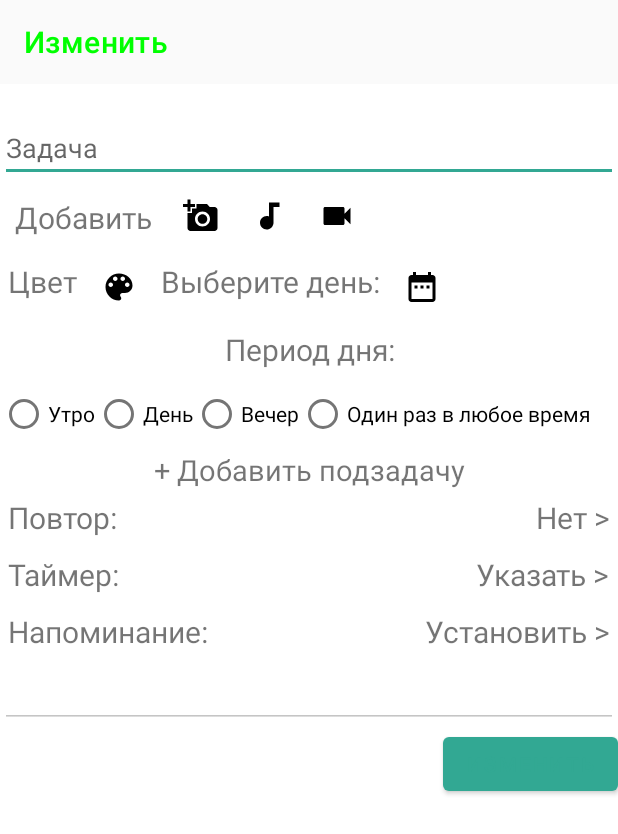
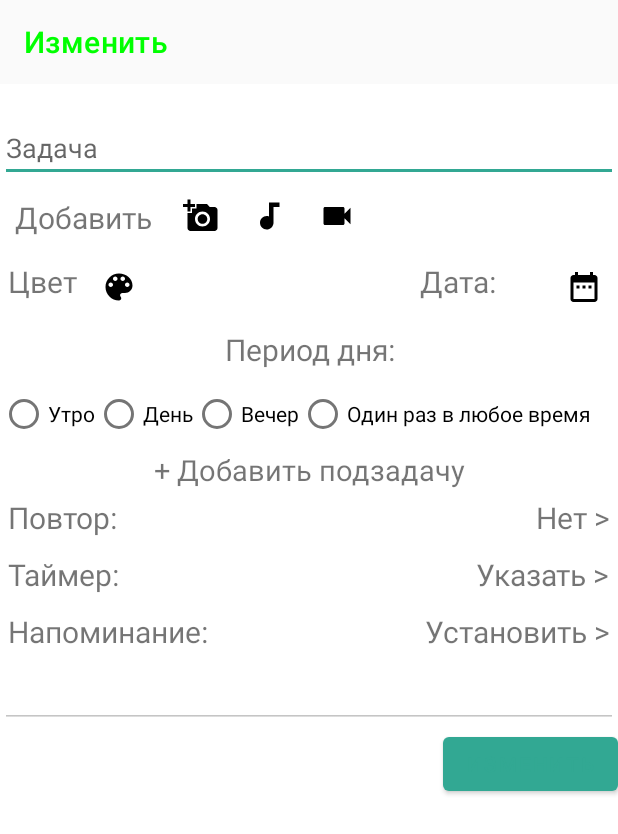
Before and after one commit to Julia5548/CasePlanning, an Android app: the fragment EditTask shown on its own in the app's theme, on a phone screen of 412 x 824 dp. Shown: the top 834 px of the screen. Run offline under Robolectric (Android 15) with nearby library versions, the phone set to English and light mode, and no system bars; our stand-ins replace ButterKnife.

Commit message:
полное добавление задачи(кроме аудио и цвета), разделение задач по дням

```diff
--- a/CasePlanning/app/src/main/java/com/example/caseplanning/CreateTask/MyViewModel.kt
+++ b/CasePlanning/app/src/main/java/com/example/caseplanning/CreateTask/MyViewModel.kt
@@ -4,32 +4,16 @@ package com.example.caseplanning.CreateTask
 import androidx.lifecycle.LiveData
 import androidx.lifecycle.MutableLiveData
 import androidx.lifecycle.ViewModel
+import com.example.caseplanning.DataBase.Day
 import com.example.caseplanning.DataBase.Task
 import com.example.caseplanning.DataBase.UriTypeTask
 
 
-class MyViewModel : ViewModel() {
+data class MyViewModel(
 
-    val mName = MutableLiveData<String>()
-    val task = MutableLiveData<Task>()
-    val uri = MutableLiveData<UriTypeTask>()
+    var mName: MutableLiveData<String> = MutableLiveData(),
+    var task: MutableLiveData<Task> = MutableLiveData(),
+    var uri: MutableLiveData<UriTypeTask> = MutableLiveData(),
+    var day : MutableLiveData<Day> = MutableLiveData()
 
-    fun setUri(uri: UriTypeTask){
-        this.uri.value = uri
-    }
-    fun getUri() : LiveData<UriTypeTask> = uri
-
-    fun setnameFolder(nameFolder: String) {
-
-        mName.value = nameFolder
-    }
-
-    fun getNameFolder(): LiveData<String> = mName
-
-    fun setTask(task: Task) {
-        this.task.value = task
-    }
-
-    fun getTask(): LiveData<Task> = task
-
-}
+) : ViewModel()
--- a/CasePlanning/app/src/main/java/com/example/caseplanning/DataBase/DataBaseTask.kt
+++ b/CasePlanning/app/src/main/java/com/example/caseplanning/DataBase/DataBaseTask.kt
@@ -41,7 +41,7 @@ class DataBaseTask {
                             val table = dataSnapshot.getValue(listTaskGenerate)
                             if (table != null) {
                                 for (task in table) {
-                                    tasks.add(Task(name = task.value.name, replay = task.value.replay, period = task.value.period))
+                                    tasks.add(Task(name = task.value.name, replay = task.value.replay, period = task.value.period, day = task.value.day))
                                 }
                             }
                         }
--- a/CasePlanning/app/src/main/java/com/example/caseplanning/EditElements/EditFolder.kt
+++ b/CasePlanning/app/src/main/java/com/example/caseplanning/EditElements/EditFolder.kt
@@ -9,7 +9,7 @@ import android.widget.Toast
 import androidx.appcompat.app.AlertDialog
 import androidx.fragment.app.FragmentActivity
 import androidx.lifecycle.ViewModelProviders
-import androidx.lifecycle.Observer;
+import androidx.lifecycle.Observer
 import com.example.caseplanning.CreateTask.MyViewModel
 import com.example.caseplanning.R
 import java.lang.Exception
@@ -41,7 +41,7 @@ class EditFolder (val context : Context?,
                 val nameNewFolder = nameFolder.text.toString()
                 Toast.makeText(context, "Наименование папки успешно изменено", Toast.LENGTH_SHORT)
                     .show()
-                pageViewModel.setnameFolder(nameNewFolder)
+                pageViewModel.mName.value = nameNewFolder
                 list[this.id] = nameNewFolder
                 adapter!!.notifyDataSetChanged()
             } catch (e: Exception) {
--- a/CasePlanning/app/src/main/java/com/example/caseplanning/EditElements/EditTask.kt
+++ b/CasePlanning/app/src/main/java/com/example/caseplanning/EditElements/EditTask.kt
@@ -67,9 +67,9 @@ class EditTask : Fragment() {
         super.onViewCreated(view, savedInstanceState)
         var task : Task? = null
 
-        pageViewModel.getTask().observe(requireActivity(), Observer<Task> {
+        pageViewModel.task.observe(requireActivity(), Observer<Task> {
             tasks->
-            task = Task(name = tasks.name, nameSubTasks = tasks.nameSubTasks, shouldRepeat = tasks.shouldRepeat)
+            task = Task(name = tasks.name, listSubTasks =tasks.listSubTasks)
         })
         if (task != null) {
             val editTextTask = view.findViewById<EditText>(R.id.editTextTask)
@@ -95,8 +95,8 @@ class EditTask : Fragment() {
                 .toString())
             Log.d("Element", listSubTasks[position])
         }
-        val task = Task(name = textTask!!,nameSubTasks = listSubTasks, shouldRepeat = true)
-        pageViewModel.setTask(task)
+        val task = Task(name = textTask!!,listSubTasks = listSubTasks)
+        pageViewModel.task.value = task
         val intent = Intent(activity!!.applicationContext, MainWindowCasePlanning()::class.java)
         intent.putExtra("nameTask", textTask)
         startActivity(intent)
--- a/CasePlanning/app/src/main/java/com/example/caseplanning/Increase/PhotoIncrease.kt
+++ b/CasePlanning/app/src/main/java/com/example/caseplanning/Increase/PhotoIncrease.kt
@@ -34,7 +34,7 @@ class PhotoIncrease : Fragment() {
         val activity = activity as AppCompatActivity?
         activity!!.supportActionBar!!.hide()
 
-        pageViewModel.getUri().observe(requireActivity(), Observer {
+        pageViewModel.uri.observe(requireActivity(), Observer {
             uri->
             photoView.setImageURI(uri.photoUri)
         })
--- a/CasePlanning/app/src/main/java/com/example/caseplanning/Increase/VideoIncrease.kt
+++ b/CasePlanning/app/src/main/java/com/example/caseplanning/Increase/VideoIncrease.kt
@@ -30,7 +30,7 @@ class VideoIncrease : Fragment(){
         val videoFile = view.findViewById<VideoView>(R.id.videoView)
 
         var uri : Uri? = null
-        pageViewModel.getUri().observe(requireActivity(), Observer {
+        pageViewModel.uri.observe(requireActivity(), Observer {
             uriTypeTask->
             uri = uriTypeTask.videoUri
         })
--- a/CasePlanning/app/src/main/java/com/example/caseplanning/TypeTask/Photo.kt
+++ b/CasePlanning/app/src/main/java/com/example/caseplanning/TypeTask/Photo.kt
@@ -86,7 +86,7 @@ class Photo : Fragment(){
             photo_image.rotation += 90
             //фотка сделана, извлекаем картинку
             photo_image.setImageURI(outputUriFile)
-            pageViewModel.setUri(UriTypeTask(photoUri = outputUriFile))
+            pageViewModel.uri.value = UriTypeTask(photoUri = outputUriFile)
 
         }else{
             Log.d("Ошибка", "Не получилось сохранить фотографию")
--- a/CasePlanning/app/src/main/java/com/example/caseplanning/TypeTask/Video.kt
+++ b/CasePlanning/app/src/main/java/com/example/caseplanning/TypeTask/Video.kt
@@ -82,7 +82,7 @@ class Video : Fragment(){
             //фотка сделана, извлекаем картинку
             videoFie.setVideoURI(outputUriFile)
             videoFie.seekTo(1)
-            pageViewModel.setUri(UriTypeTask(videoUri = outputUriFile))
+            pageViewModel.uri.value = UriTypeTask(videoUri = outputUriFile)
            // videoFie.suspend()
             //videoFie.start()
         }else{
--- a/CasePlanning/app/src/main/res/layout/color_date.xml
+++ b/CasePlanning/app/src/main/res/layout/color_date.xml
@@ -1,12 +1,14 @@
 <?xml version="1.0" encoding="utf-8"?>
-<LinearLayout xmlns:android="http://schemas.android.com/apk/res/android"
-        android:orientation="horizontal" android:layout_width="match_parent"
+<RelativeLayout xmlns:android="http://schemas.android.com/apk/res/android"
+         android:layout_width="match_parent"
         android:layout_height="match_parent"
         android:id = "@+id/linearLayoutColorAndDate">
 
         <TextView
                 android:layout_width="wrap_content"
                 android:layout_height="wrap_content"
+                android:id= "@+id/color"
+                android:layout_alignParentStart="true"
                 android:padding="5dp"
                 android:text="@string/color"
                 android:textSize="20sp" />
@@ -15,20 +17,36 @@
                 android:layout_width="45dp"
                 android:layout_height="45dp"
                 android:background="@null"
+                android:layout_toEndOf="@+id/color"
                 android:contentDescription="@string/colorselection"
                 android:src="@drawable/ic_color_lens_black_24dp" />
 
         <TextView
                 android:layout_width="wrap_content"
                 android:layout_height="wrap_content"
+                android:layout_toStartOf="@+id/setupData"
+                android:layout_marginEnd="10dp"
                 android:padding="5dp"
                 android:text="@string/data"
                 android:textSize="20sp" />
 
+        <TextView
+                android:layout_width="wrap_content"
+                android:layout_height="wrap_content"
+                android:layout_marginEnd="10dp"
+                android:id="@+id/setupData"
+                android:padding="5dp"
+                android:layout_toStartOf="@+id/addData"
+                android:textSize="20sp" />
+
+
         <ImageButton
                 android:layout_width="45dp"
                 android:layout_height="45dp"
+                android:layout_alignParentEnd="true"
+                android:id = "@+id/addData"
                 android:background="@null"
                 android:contentDescription="@string/colorselection"
                 android:src="@drawable/ic_date_range_black_24dp" />
-</LinearLayout>
+
+</RelativeLayout>
--- a/CasePlanning/app/src/main/res/layout/replay_timer.xml
+++ b/CasePlanning/app/src/main/res/layout/replay_timer.xml
@@ -20,7 +20,6 @@
                 android:textSize="20sp" />
 
         <TextView
-                android:id="@+id/timer"
                 android:layout_width="wrap_content"
                 android:layout_height="wrap_content"
                 android:layout_below="@+id/textChoose"
@@ -33,13 +32,12 @@
                 android:layout_height="wrap_content"
                 android:layout_below="@id/textChoose"
                 android:layout_alignParentEnd="true"
-                android:layout_alignParentRight="true"
+                android:id="@+id/timer"
                 android:padding="5dp"
                 android:text="@string/indicate"
                 android:textSize="20sp" />
 
         <TextView
-                android:id="@+id/reminder"
                 android:layout_width="wrap_content"
                 android:layout_height="wrap_content"
                 android:layout_below="@+id/timer"
@@ -50,9 +48,9 @@
         <TextView
                 android:layout_width="wrap_content"
                 android:layout_height="wrap_content"
+                android:id="@+id/reminder"
                 android:layout_below="@+id/timer"
                 android:layout_alignParentEnd="true"
-                android:layout_alignParentRight="true"
                 android:padding="5dp"
                 android:text="@string/set"
                 android:textSize="20sp" />
--- a/CasePlanning/app/src/main/res/values/strings.xml
+++ b/CasePlanning/app/src/main/res/values/strings.xml
@@ -19,7 +19,7 @@
     <string name="addtext">addText</string>
     <string name="colorselection">colorSelection</string>
     <string name="color">Цвет</string>
-    <string name="data">Выберите день:</string>
+    <string name="data">Дата:</string>
     <string name="calendar">Открыть календарь</string>
     <string name="periodDay">Период дня:</string>
     <string name="chooseReplay"><![CDATA[Нет >]]></string>
@@ -50,4 +50,5 @@
     <string name="edit">Изменить</string>
     <string name="tasks">Задачи</string>
     <string name="comment">Комментарий</string>
+    <string name="time">Время</string>
 </resources>
```
Also changed, not shown: CasePlanning/app/src/main/java/com/example/caseplanning/CreateTask/CreateTaskWindow.kt (+70 -4 lines), CasePlanning/app/src/main/java/com/example/caseplanning/CreateTask/TimePicker.kt (added, +34 -0 lines), CasePlanning/app/src/main/java/com/example/caseplanning/DataBase/Day.kt (added, +7 -0 lines), CasePlanning/app/src/main/java/com/example/caseplanning/DataBase/Task.kt (+6 -7 lines), CasePlanning/app/src/main/java/com/example/caseplanning/WindowTask.kt (+59 -15 lines), CasePlanning/app/src/main/res/layout/data_add.xml (added, +13 -0 lines).
